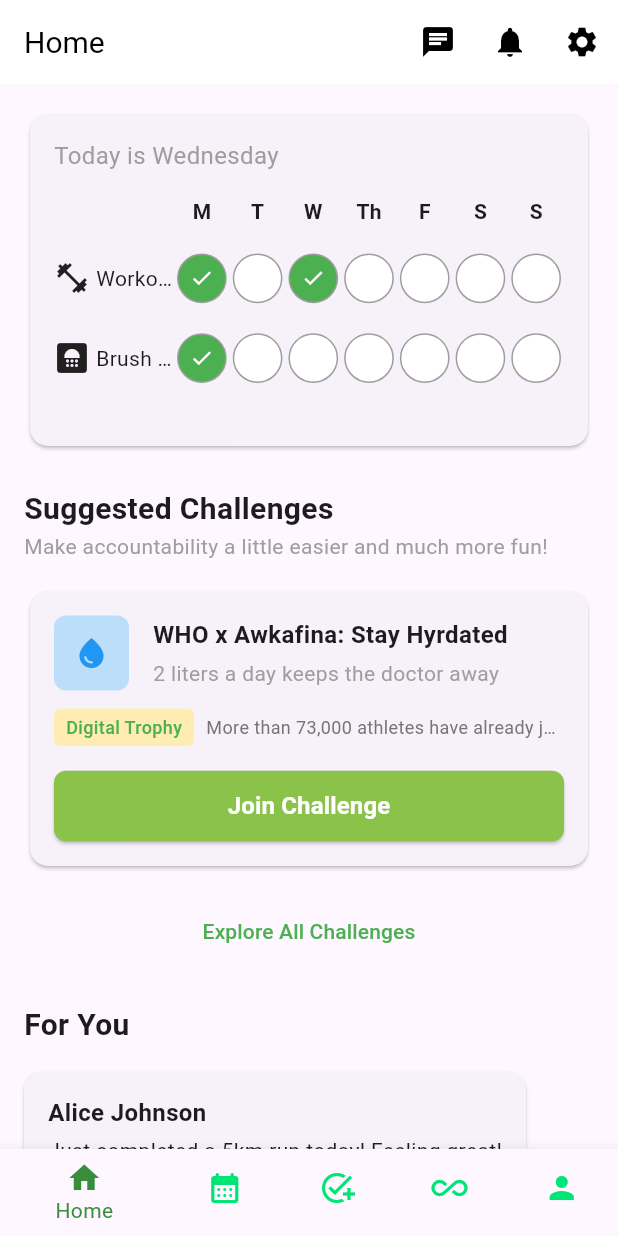
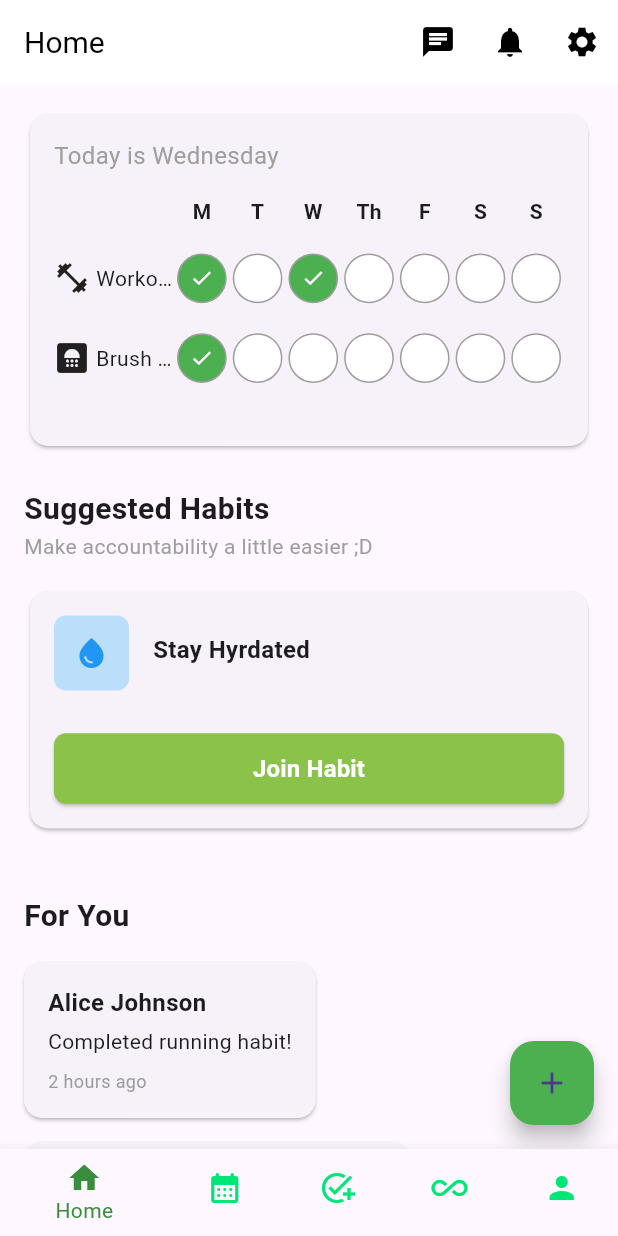
Before and after one commit to uhabit-cs320/uhabit-app, a Flutter app: the screen it shows after launch, on a phone screen of 412 x 824 dp. Run offline on Flutter 3.47's test engine with Material 3 defaults, Android fonts, the phone set to English and light mode, and no system bars.

Commit message:
Update HomeScreen.dart
add habit button

```diff
--- a/lib/HomeScreen.dart
+++ b/lib/HomeScreen.dart
@@ -1,18 +1,15 @@
 import 'package:flutter/material.dart';
-
 
 class HomeScreen extends StatefulWidget {
   const HomeScreen({Key? key}) : super(key: key);
 
-
   @override
   State<HomeScreen> createState() => _HomeScreenState();
 }
-//hi
 
 class _HomeScreenState extends State<HomeScreen> {
   // Sample habit data to change later.
-  final List<Map<String, dynamic>> habits = [
+  List<Map<String, dynamic>> habits = [
     {
       'name': 'Workout',
       'days': [true, false, true, false, false, false, false],
@@ -26,35 +23,88 @@ class _HomeScreenState extends State<HomeScreen> {
   ];
 
   final List<String> weekDays = ['M', 'T', 'W', 'Th', 'F', 'S', 'S'];
-
+  final TextEditingController _habitNameController = TextEditingController();
   final List<Map<String, String>> posts = [
     {
       'name': 'Alice Johnson',
-      'message': 'Just completed a 5km run today! Feeling great!',
+      'message': 'Completed running habit!',
       'date': '2 hours ago',
     },
     {
       'name': 'Bob Smith',
       'message':
-      'Achieved a new personal best for my streak! 30 days in a row!',
+          'Achieved a habit streak of 30 days!',
       'date': '3 hours ago',
     },
     {
       'name': 'Charlie Brown',
-      'message': 'Finished reading 2 books this week! Loving it!',
+      'message': 'Completed reading books habits 2 times this week!',
       'date': '5 hours ago',
     },
     {
       'name': 'Diana Prince',
-      'message': 'Drank 3 liters of water today! Staying hydrated!',
+      'message': 'Completed drink 3 liters of water habit!',
       'date': '1 day ago',
     },
   ];
 
+  @override
+  void dispose() {
+    _habitNameController.dispose();
+    super.dispose();
+  }
+
+  void _addNewHabit(String name) {
+    if (name.isNotEmpty) {
+      setState(() {
+        habits.add({
+          'name': name,
+          'days': List.generate(7, (_) => false),
+          'icon': Icons.star, // Default icon
+        });
+      });
+    }
+  }
+
+  Future<void> _showAddHabitDialog() async {
+    return showDialog(
+      context: context,
+      builder: (BuildContext context) {
+        return AlertDialog(
+          title: const Text('Add New Habit'),
+          content: TextField(
+            controller: _habitNameController,
+            decoration: const InputDecoration(
+              hintText: 'Enter habit name',
+            ),
+            autofocus: true,
+          ),
+          actions: [
+            TextButton(
+              onPressed: () {
+                Navigator.pop(context);
+                _habitNameController.clear();
+              },
+              child: const Text('Cancel'),
+            ),
+            TextButton(
+              onPressed: () {
+                _addNewHabit(_habitNameController.text);
+                Navigator.pop(context);
+                _habitNameController.clear();
+              },
+              child: const Text('Add'),
+            ),
+          ],
+        );
+      },
+    );
+  }
 
   @override
   Widget build(BuildContext context) {
-    return CustomScrollView(
+    return Scaffold(
+      body: CustomScrollView(
         slivers: [
           SliverToBoxAdapter(
             child: Padding(
@@ -72,6 +122,12 @@ class _HomeScreenState extends State<HomeScreen> {
             ),
           ),
         ],
+      ),
+      floatingActionButton: FloatingActionButton(
+        onPressed: _showAddHabitDialog,
+        backgroundColor: Colors.green,
+        child: const Icon(Icons.add),
+      ),
     );
   }
 
@@ -180,7 +236,6 @@ class _HomeScreenState extends State<HomeScreen> {
     );
   }
 
-
   // Add Habit Button
   Widget _buildAddHabitButton() {
     return Card(
@@ -242,14 +297,14 @@ class _HomeScreenState extends State<HomeScreen> {
       crossAxisAlignment: CrossAxisAlignment.start,
       children: [
         const Text(
-          'Suggested Challenges',
+          'Suggested Habits',
           style: TextStyle(
             fontSize: 20,
             fontWeight: FontWeight.bold,
           ),
         ),
         const Text(
-          'Make accountability a little easier and much more fun!',
+          'Make accountability a little easier ;D',
           style: TextStyle(
             color: Colors.grey,
             fontSize: 14,
@@ -259,22 +314,9 @@ class _HomeScreenState extends State<HomeScreen> {
         const SizedBox(height: 16),
         _buildChallengeCard(),
         const SizedBox(height: 16),
-        Center(
-          child: TextButton(
-            onPressed: () {},
-            child: const Text(
-              'Explore All Challenges',
-              style: TextStyle(
-                color: Colors.green,
-                fontWeight: FontWeight.w500,
-              ),
-            ),
-          ),
-        ),
       ],
     );
   }
-
 
   Widget _buildChallengeCard() {
     return Card(
@@ -307,57 +349,19 @@ class _HomeScreenState extends State<HomeScreen> {
                     crossAxisAlignment: CrossAxisAlignment.start,
                     children: const [
                       Text(
-                        'WHO x Awkafina: Stay Hyrdated',
+                        'Stay Hyrdated',
                         style: TextStyle(
                           fontSize: 16,
                           fontWeight: FontWeight.bold,
                         ),
                       ),
                       SizedBox(height: 4),
-                      Text(
-                        '2 liters a day keeps the doctor away',
-                        style: TextStyle(
-                          fontSize: 14,
-                          color: Colors.grey,
-                        ),
-                      ),
                     ],
                   ),
                 ),
               ],
             ),
             const SizedBox(height: 12),
-            Row(
-              children: [
-                Container(
-                  padding:
-                  const EdgeInsets.symmetric(horizontal: 8, vertical: 4),
-                  decoration: BoxDecoration(
-                    color: Colors.amber[100],
-                    borderRadius: BorderRadius.circular(4),
-                  ),
-                  child: const Text(
-                    'Digital Trophy',
-                    style: TextStyle(
-                      fontSize: 12,
-                      color: Colors.green,
-                      fontWeight: FontWeight.w500,
-                    ),
-                  ),
-                ),
-                const SizedBox(width: 8),
-                Flexible(
-                  child: Text(
-                    'More than 73,000 athletes have already joined',
-                    style: TextStyle(
-                      fontSize: 12,
-                      color: Colors.grey[600],
-                    ),
-                    overflow: TextOverflow.ellipsis,
-                  ),
-                ),
-              ],
-            ),
             const SizedBox(height: 16),
             SizedBox(
               width: double.infinity,
@@ -371,7 +375,7 @@ class _HomeScreenState extends State<HomeScreen> {
                   ),
                 ),
                 child: const Text(
-                  'Join Challenge',
+                  'Join Habit',
                   style: TextStyle(
                     fontSize: 16,
                     fontWeight: FontWeight.w600,
@@ -385,7 +389,6 @@ class _HomeScreenState extends State<HomeScreen> {
       ),
     );
   }
-
 
   // New Method to Build the Posts Section
   Widget _buildPostsSection() {
@@ -404,7 +407,6 @@ class _HomeScreenState extends State<HomeScreen> {
       ],
     );
   }
-
 
   // New Method to Build Individual Post Cards
   Widget _buildPostCard(Map<String, String> post) {
```
Lines whose indentation alone changed are shown as unchanged.
